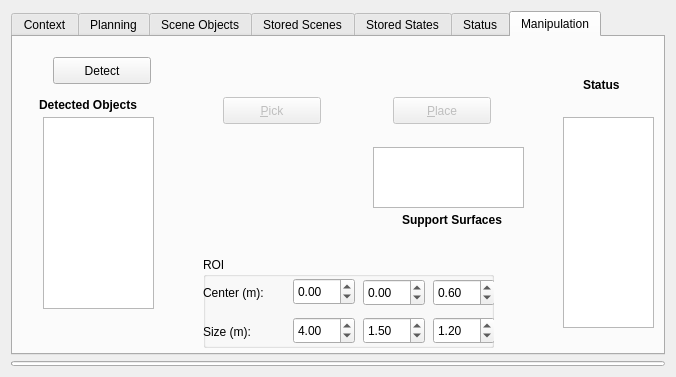
This is moveit_ros/visualization/motion_planning_rviz_plugin/src/ui/motion_planning_rviz_plugin_frame.ui in moveit/moveit as Qt 5 draws it before an edit. The edited form follows.
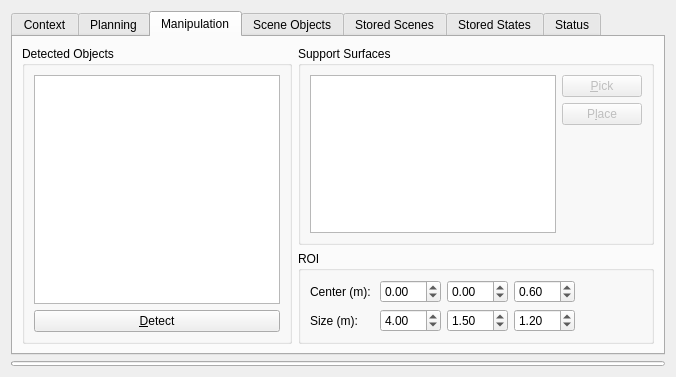
This is the edited form. The open tabs and pages were chosen to show the change.

```diff
--- a/moveit_ros/visualization/motion_planning_rviz_plugin/src/ui/motion_planning_rviz_plugin_frame.ui
+++ b/moveit_ros/visualization/motion_planning_rviz_plugin/src/ui/motion_planning_rviz_plugin_frame.ui
@@ -634,6 +634,189 @@
        </item>
       </layout>
      </widget>
+     <widget class="QWidget" name="manipulation">
+      <attribute name="title">
+       <string>Manipulation</string>
+      </attribute>
+      <layout class="QGridLayout" name="gridLayout_13">
+       <item row="0" column="0" rowspan="2">
+        <widget class="QGroupBox" name="groupBox_13">
+         <property name="title">
+          <string>Detected Objects</string>
+         </property>
+         <layout class="QVBoxLayout" name="verticalLayout_8">
+          <item>
+           <widget class="QListWidget" name="detected_objects_list"/>
+          </item>
+          <item>
+           <widget class="QPushButton" name="detect_objects_button">
+            <property name="text">
+             <string>&amp;Detect</string>
+            </property>
+           </widget>
+          </item>
+         </layout>
+        </widget>
+       </item>
+       <item row="0" column="1">
+        <widget class="QGroupBox" name="groupBox_14">
+         <property name="title">
+          <string>Support Surfaces</string>
+         </property>
+         <layout class="QGridLayout" name="gridLayout_12">
+          <item row="1" column="1">
+           <widget class="QPushButton" name="place_button">
+            <property name="enabled">
+             <bool>false</bool>
+            </property>
+            <property name="text">
+             <string>P&amp;lace</string>
+            </property>
+           </widget>
+          </item>
+          <item row="2" column="1">
+           <spacer name="verticalSpacer_9">
+            <property name="orientation">
+             <enum>Qt::Vertical</enum>
+            </property>
+            <property name="sizeHint" stdset="0">
+             <size>
+              <width>20</width>
+              <height>40</height>
+             </size>
+            </property>
+           </spacer>
+          </item>
+          <item row="0" column="1">
+           <widget class="QPushButton" name="pick_button">
+            <property name="enabled">
+             <bool>false</bool>
+            </property>
+            <property name="text">
+             <string>&amp;Pick</string>
+            </property>
+           </widget>
+          </item>
+          <item row="0" column="0" rowspan="3">
+           <widget class="QListWidget" name="support_surfaces_list"/>
+          </item>
+         </layout>
+        </widget>
+       </item>
+       <item row="1" column="1">
+        <widget class="QGroupBox" name="groupBox_7">
+         <property name="title">
+          <string>ROI</string>
+         </property>
+         <layout class="QGridLayout" name="gridLayout_14">
+          <item row="1" column="2">
+           <widget class="QDoubleSpinBox" name="roi_size_y">
+            <property name="singleStep">
+             <double>0.010000000000000</double>
+            </property>
+            <property name="value">
+             <double>1.500000000000000</double>
+            </property>
+           </widget>
+          </item>
+          <item row="1" column="0">
+           <widget class="QLabel" name="label_14">
+            <property name="text">
+             <string>Size (m): </string>
+            </property>
+           </widget>
+          </item>
+          <item row="0" column="2">
+           <widget class="QDoubleSpinBox" name="roi_center_y">
+            <property name="minimum">
+             <double>-99.000000000000000</double>
+            </property>
+            <property name="singleStep">
+             <double>0.010000000000000</double>
+            </property>
+           </widget>
+          </item>
+          <item row="1" column="3">
+           <widget class="QDoubleSpinBox" name="roi_size_z">
+            <property name="singleStep">
+             <double>0.010000000000000</double>
+            </property>
+            <property name="value">
+             <double>1.200000000000000</double>
+            </property>
+           </widget>
+          </item>
+          <item row="0" column="0">
+           <widget class="QLabel" name="label_12">
+            <property name="text">
+             <string>Center (m): </string>
+            </property>
+           </widget>
+          </item>
+          <item row="1" column="1">
+           <widget class="QDoubleSpinBox" name="roi_size_x">
+            <property name="singleStep">
+             <double>0.010000000000000</double>
+            </property>
+            <property name="value">
+             <double>4.000000000000000</double>
+            </property>
+           </widget>
+          </item>
+          <item row="0" column="3">
+           <widget class="QDoubleSpinBox" name="roi_center_z">
+            <property name="minimum">
+             <double>-99.000000000000000</double>
+            </property>
+            <property name="singleStep">
+             <double>0.010000000000000</double>
+            </property>
+            <property name="value">
+             <double>0.600000000000000</double>
+            </property>
+           </widget>
+          </item>
+          <item row="0" column="1">
+           <widget class="QDoubleSpinBox" name="roi_center_x">
+            <property name="minimum">
+             <double>-99.000000000000000</double>
+            </property>
+            <property name="singleStep">
+             <double>0.010000000000000</double>
+            </property>
+           </widget>
+          </item>
+          <item row="0" column="4">
+           <spacer name="horizontalSpacer_5">
+            <property name="orientation">
+             <enum>Qt::Horizontal</enum>
+            </property>
+            <property name="sizeHint" stdset="0">
+             <size>
+              <width>40</width>
+              <height>20</height>
+             </size>
+            </property>
+           </spacer>
+          </item>
+          <item row="1" column="4">
+           <spacer name="horizontalSpacer_6">
+            <property name="orientation">
+             <enum>Qt::Horizontal</enum>
+            </property>
+            <property name="sizeHint" stdset="0">
+             <size>
+              <width>40</width>
+              <height>20</height>
+             </size>
+            </property>
+           </spacer>
+          </item>
+         </layout>
+        </widget>
+       </item>
+      </layout>
+     </widget>
      <widget class="QWidget" name="scene_collision_objects">
       <attribute name="title">
        <string>Scene Objects</string>
@@ -1153,282 +1336,6 @@
        </item>
       </layout>
      </widget>
-     <widget class="QWidget" name="manipulation">
-      <attribute name="title">
-       <string>Manipulation</string>
-      </attribute>
-      <widget class="QPushButton" name="detect_objects_button">
-       <property name="geometry">
-        <rect>
-         <x>40</x>
-         <y>20</y>
-         <width>98</width>
-         <height>27</height>
-        </rect>
-       </property>
-       <property name="text">
-        <string>Detect</string>
-       </property>
-      </widget>
-      <widget class="QLabel" name="label_10">
-       <property name="geometry">
-        <rect>
-         <x>26</x>
-         <y>60</y>
-         <width>131</width>
-         <height>17</height>
-        </rect>
-       </property>
-       <property name="text">
-        <string>&lt;html&gt;&lt;head/&gt;&lt;body&gt;&lt;p&gt;&lt;span style=&quot; font-weight:600;&quot;&gt;Detected Objects&lt;/span&gt;&lt;/p&gt;&lt;/body&gt;&lt;/html&gt;</string>
-       </property>
-       <property name="textFormat">
-        <enum>Qt::RichText</enum>
-       </property>
-      </widget>
-      <widget class="QPushButton" name="pick_button">
-       <property name="enabled">
-        <bool>false</bool>
-       </property>
-       <property name="geometry">
-        <rect>
-         <x>210</x>
-         <y>60</y>
-         <width>98</width>
-         <height>27</height>
-        </rect>
-       </property>
-       <property name="text">
-        <string>&amp;Pick</string>
-       </property>
-      </widget>
-      <widget class="QPushButton" name="place_button">
-       <property name="enabled">
-        <bool>false</bool>
-       </property>
-       <property name="geometry">
-        <rect>
-         <x>380</x>
-         <y>60</y>
-         <width>98</width>
-         <height>27</height>
-        </rect>
-       </property>
-       <property name="text">
-        <string>&amp;Place</string>
-       </property>
-      </widget>
-      <widget class="QTextEdit" name="textEdit">
-       <property name="geometry">
-        <rect>
-         <x>550</x>
-         <y>80</y>
-         <width>91</width>
-         <height>211</height>
-        </rect>
-       </property>
-      </widget>
-      <widget class="QLabel" name="label_11">
-       <property name="geometry">
-        <rect>
-         <x>570</x>
-         <y>40</y>
-         <width>51</width>
-         <height>17</height>
-        </rect>
-       </property>
-       <property name="text">
-        <string>&lt;html&gt;&lt;head/&gt;&lt;body&gt;&lt;p&gt;&lt;span style=&quot; font-weight:600;&quot;&gt;Status&lt;/span&gt;&lt;/p&gt;&lt;/body&gt;&lt;/html&gt;</string>
-       </property>
-      </widget>
-      <widget class="QListWidget" name="detected_objects_list">
-       <property name="geometry">
-        <rect>
-         <x>30</x>
-         <y>80</y>
-         <width>111</width>
-         <height>192</height>
-        </rect>
-       </property>
-      </widget>
-      <widget class="QGroupBox" name="groupBox_7">
-       <property name="geometry">
-        <rect>
-         <x>190</x>
-         <y>220</y>
-         <width>291</width>
-         <height>91</height>
-        </rect>
-       </property>
-       <property name="title">
-        <string>ROI</string>
-       </property>
-       <widget class="QLabel" name="label_12">
-        <property name="geometry">
-         <rect>
-          <x>0</x>
-          <y>27</y>
-          <width>81</width>
-          <height>17</height>
-         </rect>
-        </property>
-        <property name="text">
-         <string>Center (m): </string>
-        </property>
-       </widget>
-       <widget class="QLabel" name="label_14">
-        <property name="geometry">
-         <rect>
-          <x>0</x>
-          <y>66</y>
-          <width>81</width>
-          <height>17</height>
-         </rect>
-        </property>
-        <property name="text">
-         <string>Size (m): </string>
-        </property>
-       </widget>
-       <widget class="QDoubleSpinBox" name="roi_center_x">
-        <property name="geometry">
-         <rect>
-          <x>90</x>
-          <y>21</y>
-          <width>62</width>
-          <height>27</height>
-         </rect>
-        </property>
-        <property name="minimum">
-         <double>-99.000000000000000</double>
-        </property>
-        <property name="singleStep">
-         <double>0.010000000000000</double>
-        </property>
-       </widget>
-       <widget class="QDoubleSpinBox" name="roi_center_y">
-        <property name="geometry">
-         <rect>
-          <x>160</x>
-          <y>22</y>
-          <width>62</width>
-          <height>27</height>
-         </rect>
-        </property>
-        <property name="minimum">
-         <double>-99.000000000000000</double>
-        </property>
-        <property name="singleStep">
-         <double>0.010000000000000</double>
-        </property>
-       </widget>
-       <widget class="QDoubleSpinBox" name="roi_center_z">
-        <property name="geometry">
-         <rect>
-          <x>230</x>
-          <y>22</y>
-          <width>62</width>
-          <height>27</height>
-         </rect>
-        </property>
-        <property name="minimum">
-         <double>-99.000000000000000</double>
-        </property>
-        <property name="singleStep">
-         <double>0.010000000000000</double>
-        </property>
-        <property name="value">
-         <double>0.600000000000000</double>
-        </property>
-       </widget>
-       <widget class="QDoubleSpinBox" name="roi_size_x">
-        <property name="geometry">
-         <rect>
-          <x>90</x>
-          <y>60</y>
-          <width>62</width>
-          <height>27</height>
-         </rect>
-        </property>
-        <property name="singleStep">
-         <double>0.010000000000000</double>
-        </property>
-        <property name="value">
-         <double>4.000000000000000</double>
-        </property>
-       </widget>
-       <widget class="QDoubleSpinBox" name="roi_size_y">
-        <property name="geometry">
-         <rect>
-          <x>160</x>
-          <y>60</y>
-          <width>62</width>
-          <height>27</height>
-         </rect>
-        </property>
-        <property name="singleStep">
-         <double>0.010000000000000</double>
-        </property>
-        <property name="value">
-         <double>1.500000000000000</double>
-        </property>
-       </widget>
-       <widget class="QDoubleSpinBox" name="roi_center_y_value_3">
-        <property name="geometry">
-         <rect>
-          <x>320</x>
-          <y>110</y>
-          <width>62</width>
-          <height>27</height>
-         </rect>
-        </property>
-       </widget>
-       <widget class="QDoubleSpinBox" name="roi_size_z">
-        <property name="geometry">
-         <rect>
-          <x>230</x>
-          <y>60</y>
-          <width>62</width>
-          <height>27</height>
-         </rect>
-        </property>
-        <property name="singleStep">
-         <double>0.010000000000000</double>
-        </property>
-        <property name="value">
-         <double>1.200000000000000</double>
-        </property>
-       </widget>
-      </widget>
-      <widget class="QListWidget" name="support_surfaces_list">
-       <property name="geometry">
-        <rect>
-         <x>360</x>
-         <y>110</y>
-         <width>151</width>
-         <height>61</height>
-        </rect>
-       </property>
-      </widget>
-      <widget class="QLabel" name="label_15">
-       <property name="geometry">
-        <rect>
-         <x>389</x>
-         <y>173</y>
-         <width>121</width>
-         <height>20</height>
-        </rect>
-       </property>
-       <property name="font">
-        <font>
-         <weight>75</weight>
-         <bold>true</bold>
-        </font>
-       </property>
-       <property name="text">
-        <string>Support Surfaces</string>
-       </property>
-      </widget>
-     </widget>
     </widget>
    </item>
    <item>
```
Left out of the diff: 4 changed lines with no effect on the pictures.
